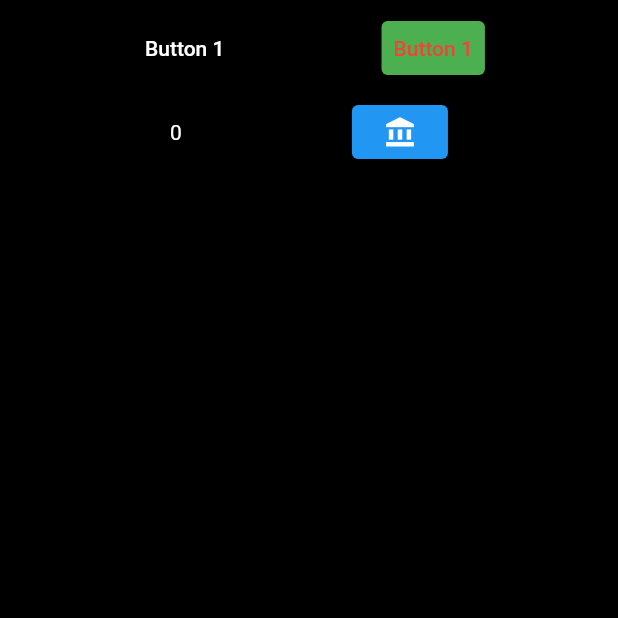
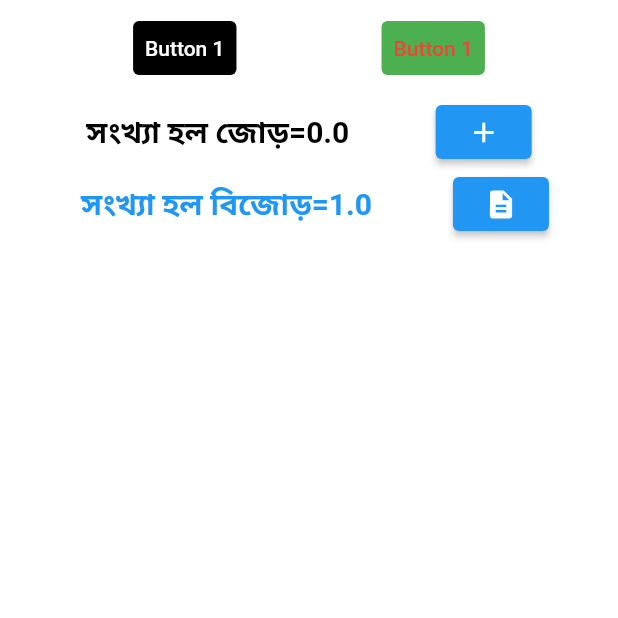
Before and after one commit to juwels1996/phone_email_validation, a Flutter app: the FinalPage screen opened directly, on a phone screen of 412 x 824 dp, the top half of it. Run offline on Flutter 3.47's test engine with Material 2 defaults, Android fonts, the phone set to English and light mode, and no system bars; our stand-ins replace email_validator.

```diff
--- a/lib/final_page.dart
+++ b/lib/final_page.dart
@@ -1,4 +1,5 @@
 import 'package:flutter/material.dart';
+
 class FinalPage extends StatefulWidget {
   const FinalPage({Key? key}) : super(key: key);
 
@@ -7,22 +8,27 @@ class FinalPage extends StatefulWidget {
 }
 
 class _FinalPageState extends State<FinalPage> {
-  int index=0;
+  double index = 0;
+  double index2 = 1;
 
-  void count(){
+  void count() {
     setState(() {
-      index++;
+      index += 2;
     });
+  }
 
+  subCount() {
+    setState(() {
+      index2 += 2;
+    });
+  }
 
-
-  }
   @override
   Widget build(BuildContext context) {
-    TextEditingController textEditingController=TextEditingController();
+    TextEditingController textEditingController = TextEditingController();
     return SafeArea(
       child: Scaffold(
-        backgroundColor: Colors.black,
+        backgroundColor: Colors.white60,
         body: Container(
           child: Center(
             child: Column(
@@ -33,13 +39,11 @@ class _FinalPageState extends State<FinalPage> {
                     Padding(
                       padding: const EdgeInsets.all(8.0),
                       child: TextButton(
-                        style:TextButton.styleFrom(
+                          style: TextButton.styleFrom(
                               primary: Colors.white,
-                          backgroundColor: Colors.black
-                        ),
+                              backgroundColor: Colors.black),
                           autofocus: true,
-
-                          onPressed: (){},
+                          onPressed: () {},
                           child: Text("Button 1")),
                     ),
                     Padding(
@@ -48,38 +52,66 @@ class _FinalPageState extends State<FinalPage> {
                           style: TextButton.styleFrom(
                               backgroundColor: Colors.green,
                               primary: Colors.red,
-                          shadowColor: Colors.black
-                        ),
+                              shadowColor: Colors.black),
                           autofocus: true,
-
-                          onPressed: (){},
+                          onPressed: () {},
                           child: Text("Button 1")),
                     ),
                   ],
                 ),
-
+                Container(
+                  child: Column(
+                    children: [
                       Row(
                         mainAxisAlignment: MainAxisAlignment.spaceEvenly,
                         children: [
-                    Container(
-                      child: Text('${index}',
-                        style: TextStyle(color: Colors.white),),
+                          Text(
+                            'সংখ্যা হল জোড়=${index}',
+                            style: TextStyle(
+                                color: Colors.black,
+                                fontSize: 20,
+                                fontWeight: FontWeight.bold),
                           ),
-
-
-                    ElevatedButton(onPressed: (){
+                          ElevatedButton(
+                              onPressed: () {
                                 count();
                               },
-                        child: Icon(Icons.account_balance,
+                              child: Icon(
+                                Icons.add,
+                                color: Colors.white,
+                                size: 22,
+                              )),
+                        ],
+                      ),
+                      Row(
+                        mainAxisAlignment: MainAxisAlignment.spaceEvenly,
+                        children: [
+                          TextButton(
+                            onPressed: () { },
+                            child: Text(
+                              "সংখ্যা হল বিজোড়=${index2}",
+                              style: TextStyle(
+                                  color: Colors.blue,
+                                  fontSize: 20,
+                                  fontWeight: FontWeight.bold),
+                            ),
+                          ),
+                          ElevatedButton(
+                              onPressed: () {
+                                subCount();
+                              },
+                              child: Icon(
+                                Icons.description,
                                 color: Colors.white,
                                 size: 22,
                               ))
-
                         ],
                       )
                     ],
                   ),
-
+                )
+              ],
+            ),
           ),
         ),
       ),
--- a/lib/home_page.dart
+++ b/lib/home_page.dart
@@ -7,7 +7,6 @@ import 'final_page.dart';
 class HomePage extends StatefulWidget {
   const HomePage({Key? key}) : super(key: key);
 
-  @override
   _HomePageState createState() => _HomePageState();
 }
 
```
Lines whose indentation alone changed are shown as unchanged.
